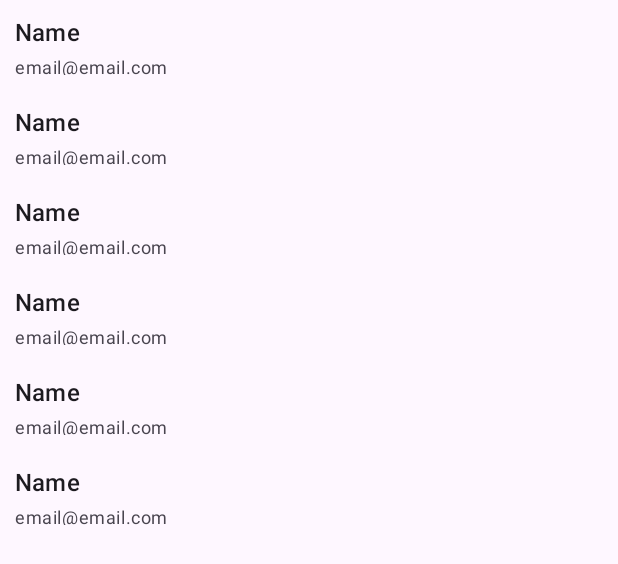
After one commit to thiagofr/json-placeholder, an Android app: the layout fragment_user_list.xml on its own in the app's theme, with its tools: preview values and no code run, on a phone screen of 412 x 824 dp. The commit adds this screen. Shown: the top 564 px of the screen. Run offline under Robolectric (Android 15) with nearby library versions, the phone set to English and light mode, and no system bars.

Commit message:
Navegação e layout da primeira tela criados

```diff
--- a/app/src/main/java/com/thiagofr/jsonplaceholder/MainActivity.kt
+++ b/app/src/main/java/com/thiagofr/jsonplaceholder/MainActivity.kt
@@ -2,7 +2,6 @@ package com.thiagofr.jsonplaceholder
 
 import androidx.appcompat.app.AppCompatActivity
 import android.os.Bundle
-import androidx.navigation.findNavController
 import com.thiagofr.jsonplaceholder.databinding.ActivityMainBinding
 
 class MainActivity : AppCompatActivity() {
@@ -11,10 +10,6 @@ class MainActivity : AppCompatActivity() {
         ActivityMainBinding.inflate(layoutInflater)
     }
 
-    private val navController by lazy {
-        findNavController(binding.navHostFragment.id)
-    }
-
     override fun onCreate(savedInstanceState: Bundle?) {
         super.onCreate(savedInstanceState)
         setContentView(binding.root)
--- a/app/src/main/res/layout/activity_main.xml
+++ b/app/src/main/res/layout/activity_main.xml
@@ -1,5 +1,6 @@
 <?xml version="1.0" encoding="utf-8"?>
 <layout xmlns:android="http://schemas.android.com/apk/res/android"
+    xmlns:app="http://schemas.android.com/apk/res-auto"
     xmlns:tools="http://schemas.android.com/tools">
 
     <androidx.constraintlayout.widget.ConstraintLayout
@@ -11,7 +12,8 @@
             android:id="@+id/nav_host_fragment"
             android:name="androidx.navigation.fragment.NavHostFragment"
             android:layout_width="match_parent"
-            android:layout_height="match_parent" />
+            android:layout_height="match_parent"
+            app:navGraph="@navigation/nav_graph" />
 
     </androidx.constraintlayout.widget.ConstraintLayout>
 </layout>
--- /dev/null
+++ b/app/src/main/res/layout/fragment_user_list.xml
@@ -0,0 +1,23 @@
+<?xml version="1.0" encoding="utf-8"?>
+<layout xmlns:android="http://schemas.android.com/apk/res/android"
+    xmlns:tools="http://schemas.android.com/tools"
+    xmlns:app="http://schemas.android.com/apk/res-auto">
+
+    <androidx.constraintlayout.widget.ConstraintLayout
+        android:layout_width="match_parent"
+        android:layout_height="match_parent"
+        tools:context=".presenter.userlist.UserListFragment">
+
+        <androidx.recyclerview.widget.RecyclerView
+            android:id="@+id/rv_user_list"
+            android:layout_width="0dp"
+            android:layout_height="0dp"
+            tools:listitem="@layout/user_item"
+            tools:itemCount="10"
+            app:layout_constraintStart_toStartOf="parent"
+            app:layout_constraintEnd_toEndOf="parent"
+            app:layout_constraintTop_toTopOf="parent"
+            app:layout_constraintBottom_toBottomOf="parent"/>
+
+    </androidx.constraintlayout.widget.ConstraintLayout>
+</layout>
--- /dev/null
+++ b/app/src/main/res/layout/user_item.xml
@@ -0,0 +1,36 @@
+<?xml version="1.0" encoding="utf-8"?>
+<layout xmlns:android="http://schemas.android.com/apk/res/android"
+    xmlns:app="http://schemas.android.com/apk/res-auto"
+    xmlns:tools="http://schemas.android.com/tools">
+
+    <androidx.constraintlayout.widget.ConstraintLayout
+        android:layout_width="match_parent"
+        android:layout_height="60dp"
+        android:padding="@dimen/padding_item"
+        android:background="?attr/selectableItemBackground"
+        android:clickable="true"
+        android:focusable="true">
+
+        <TextView
+            android:id="@+id/tv_name"
+            style="@style/TextAppearance.Material3.TitleMedium"
+            android:layout_width="0dp"
+            android:layout_height="wrap_content"
+            app:layout_constraintEnd_toEndOf="parent"
+            app:layout_constraintStart_toStartOf="parent"
+            app:layout_constraintTop_toTopOf="parent"
+            tools:text="Name" />
+
+        <TextView
+            android:id="@+id/tv_email"
+            style="@style/TextAppearance.Material3.BodySmall"
+            android:layout_width="0dp"
+            android:layout_height="wrap_content"
+            android:layout_marginTop="4dp"
+            app:layout_constraintEnd_toEndOf="parent"
+            app:layout_constraintStart_toStartOf="parent"
+            app:layout_constraintTop_toBottomOf="@id/tv_name"
+            tools:text="email@email.com" />
+
+    </androidx.constraintlayout.widget.ConstraintLayout>
+</layout>
--- /dev/null
+++ b/app/src/main/res/values/dimens.xml
@@ -0,0 +1,4 @@
+<?xml version="1.0" encoding="utf-8"?>
+<resources>
+    <dimen name="padding_item">10dp</dimen>
+</resources>
--- a/app/src/main/res/values/strings.xml
+++ b/app/src/main/res/values/strings.xml
@@ -1,3 +1,5 @@
 <resources>
     <string name="app_name">json placeholder</string>
+    <!-- TODO: Remove or change this placeholder text -->
+    <string name="hello_blank_fragment">Hello blank fragment</string>
 </resources>
```
Also changed, not shown: app/src/main/java/com/thiagofr/jsonplaceholder/presenter/userlist/UserListFragment.kt (added, +35 -0 lines), app/src/main/java/com/thiagofr/jsonplaceholder/presenter/userlist/adapter/UserListAdapter.kt (added, +24 -0 lines), app/src/main/java/com/thiagofr/jsonplaceholder/presenter/userlist/adapter/UserViewHolder.kt (added, +12 -0 lines), app/src/main/res/navigation/nav_graph.xml (added, +19 -0 lines).
